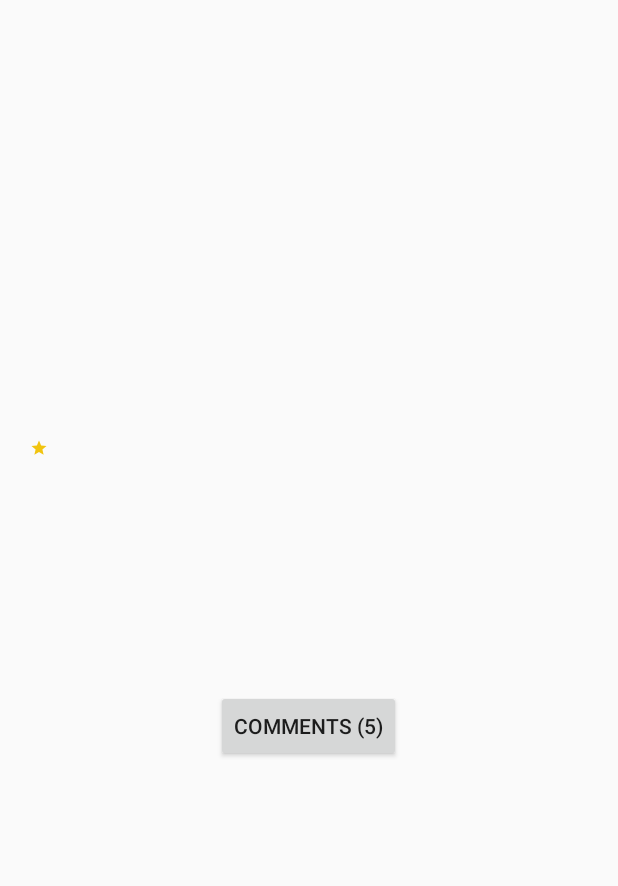
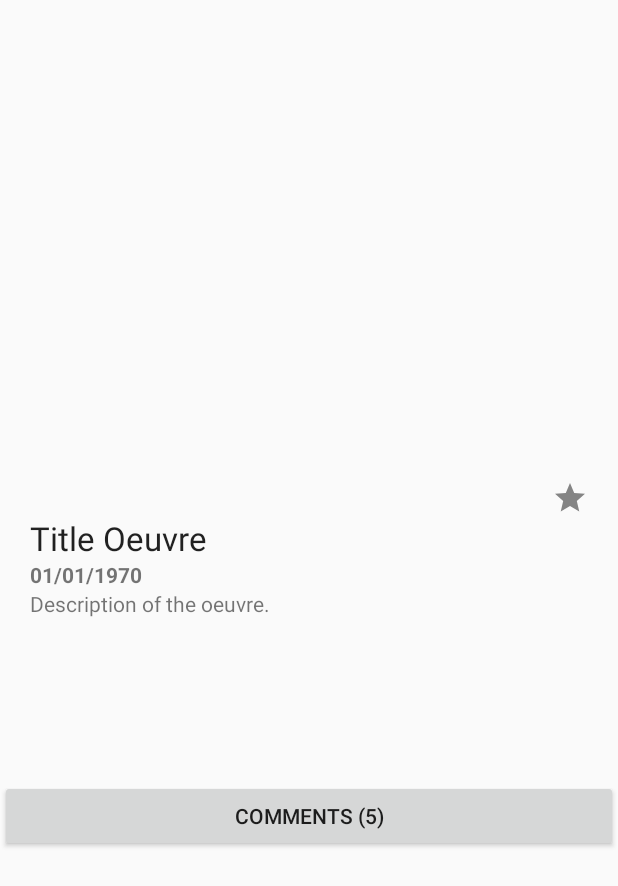
Before and after one commit to Zamigos/Espace-Dali, an Android app: the layout activity_detail.xml on its own in the app's theme, with its tools: preview values and no code run, on a phone screen of 412 x 824 dp. Shown: the top 886 px of the screen. Run offline under Robolectric (Android 15) with nearby library versions, the phone set to English and light mode, and no system bars.

Commit message:
Change type Date to String, add description of all the painting and minor redesign of detail page

```diff
--- a/app/src/main/java/com/zamigos/espacedali/DetailActivity.java
+++ b/app/src/main/java/com/zamigos/espacedali/DetailActivity.java
@@ -56,7 +56,7 @@ public class DetailActivity extends MainActivity {
         Oeuvre oeuvre = ChargementOeuvre.findOeuvreById(idOeuvre);
 
         tvTitle.setText(oeuvre.getTitle());
-        tvDate.setText(Integer.toString(oeuvre.getDate()));
+        tvDate.setText(oeuvre.getDate());
         tvDescription.setText(oeuvre.getDescription());
 
         Picasso.with(this).load(oeuvre.getImage()).into(ivImage);
--- a/app/src/main/res/drawable/ic_menu_favorite_detail.xml
+++ b/app/src/main/res/drawable/ic_menu_favorite_detail.xml
@@ -1,9 +1,9 @@
 <vector xmlns:android="http://schemas.android.com/apk/res/android"
-    android:width="12dp"
-    android:height="12dp"
+    android:width="24dp"
+    android:height="24dp"
     android:viewportHeight="24.0"
     android:viewportWidth="24.0">
     <path
-        android:fillColor="#fff1c40f"
+        android:fillColor="#848484"
         android:pathData="M12 17.27L18.18 21l-1.64-7.03L22 9.24l-7.19-.61L12 2 9.19 8.63 2 9.24l5.46 4.73L5.82 21z" />
 </vector>
--- a/app/src/main/res/layout/activity_detail.xml
+++ b/app/src/main/res/layout/activity_detail.xml
@@ -8,10 +8,10 @@
 
     <ImageView
         android:layout_width="match_parent"
-        android:layout_height="wrap_content"
+        android:layout_height="300dp"
         android:id="@+id/ivImage"
-        android:maxHeight="240dp"
-        android:minHeight="240dp" />
+        android:longClickable="false"
+        android:scaleType="centerCrop" />
 
     <LinearLayout
         android:orientation="vertical"
@@ -19,24 +19,26 @@
         android:layout_height="220dp"
         android:padding="20dp">
 
+        <ImageButton
+            android:layout_width="24dp"
+            android:layout_height="24dp"
+            android:id="@+id/ibFavori"
+            android:src="@drawable/ic_menu_favorite_detail"
+            android:layout_gravity="right"
+            android:background="#00ffffff" />
+
         <TextView
             android:layout_width="wrap_content"
             android:layout_height="wrap_content"
             android:textAppearance="?android:attr/textAppearanceLarge"
             android:id="@+id/tvTitle"
-            android:layout_marginRight="20dp" />
+            android:layout_marginRight="20dp"
+            android:text="Title Oeuvre" />
 
         <LinearLayout
             android:orientation="horizontal"
             android:layout_width="match_parent"
             android:layout_height="wrap_content">
-
-            <ImageButton
-                android:layout_width="12dp"
-                android:layout_height="12dp"
-                android:id="@+id/ibFavori"
-                android:src="@drawable/ic_menu_favorite_detail"
-                android:layout_gravity="center_vertical" />
 
             <TextView
                 android:layout_width="wrap_content"
@@ -44,20 +46,21 @@
                 android:textAppearance="?android:attr/textAppearanceSmall"
                 android:id="@+id/tvDate"
                 android:textStyle="bold"
-                android:layout_gravity="center_vertical" />
+                android:layout_gravity="center_vertical"
+                android:text="01/01/1970" />
 
         </LinearLayout>
 
         <TextView
             android:layout_width="match_parent"
             android:layout_height="match_parent"
-            android:id="@+id/tvDescription" />
+            android:id="@+id/tvDescription"
+            android:text="Description of the oeuvre." />
 
     </LinearLayout>
 
     <Button
-        style="?android:attr/buttonStyleSmall"
-        android:layout_width="wrap_content"
+        android:layout_width="match_parent"
         android:layout_height="wrap_content"
         android:text="Comments (5)"
         android:id="@+id/btnComments"
```
Also changed, not shown: app/src/main/java/com/zamigos/espacedali/ChargementOeuvre.java (+10 -10 lines), app/src/main/java/com/zamigos/espacedali/Oeuvre.java (+4 -4 lines).
